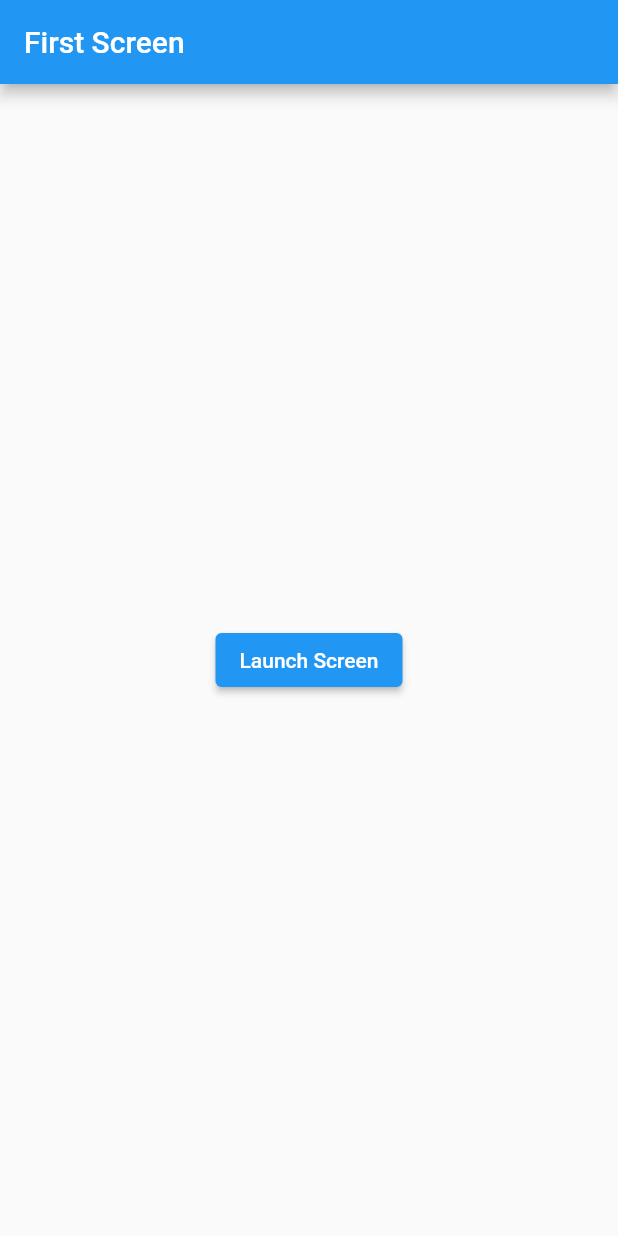
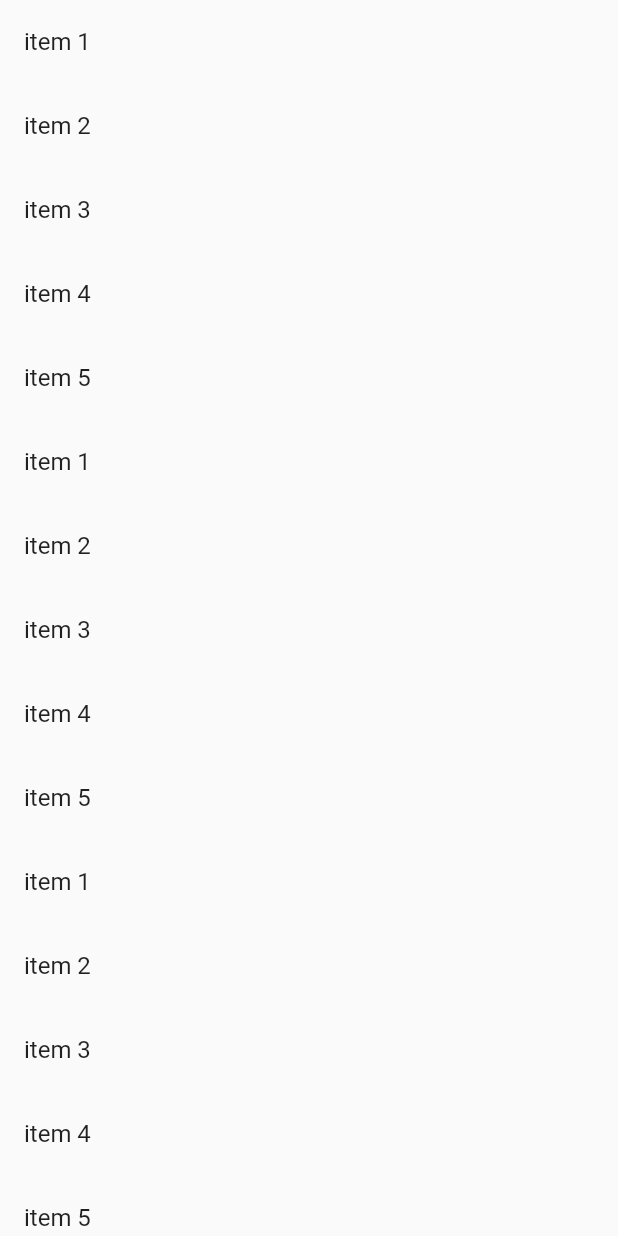
Before and after one commit to AavashGyawali/flutter_class1, a Flutter app: the screen it shows after launch, on a phone screen of 412 x 824 dp. Run offline on Flutter 3.47's test engine with Material 2 defaults, Android fonts, the phone set to English and light mode, and no system bars.

Commit message:
created Milist folder and added my_list for making list

```diff
--- /dev/null
+++ b/lib/Mylist/my_list.dart
@@ -0,0 +1,53 @@
+import 'package:flutter/material.dart';
+
+class MyList extends StatefulWidget {
+  const MyList({Key? key}) : super(key: key);
+
+  @override
+  State<MyList> createState() => _MyListState();
+}
+
+class _MyListState extends State<MyList> {
+
+  List<String>itemList=[
+    'item 1',
+    'item 2',
+    'item 3',
+    'item 4',
+    'item 5',
+    'item 1',
+    'item 2',
+    'item 3',
+    'item 4',
+    'item 5',
+    'item 1',
+    'item 2',
+    'item 3',
+    'item 4',
+    'item 5',
+    'item 1',
+    'item 2',
+    'item 3',
+    'item 4',
+    'item 5',
+    'item 1',
+    'item 2',
+    'item 3',
+    'item 4',
+    'item 5',
+
+  ];
+  @override
+  Widget build(BuildContext context) {
+    return Scaffold(
+    body:
+      ListView.builder(
+          itemCount: itemList.length,
+          itemBuilder: (context,index){
+            return ListTile(
+              title: Text(itemList[index]),
+            );
+          }),
+    );
+  }
+}
--- a/lib/Navigation/Navigation_1.dart
+++ b/lib/Navigation/Navigation_1.dart
@@ -17,7 +17,7 @@ class _nav_1State extends State<nav_1> {
       body: Center(
         child: ElevatedButton(
           onPressed: (){
-            Navigator.pushReplacementNamed(context, "/second");
+            Navigator.pushReplacementNamed(context, "/second");//pachadi jaana na milney
 
           },
           child: const Text("Launch Screen"),
--- a/lib/Navigation/Navigation_2.dart
+++ b/lib/Navigation/Navigation_2.dart
@@ -17,7 +17,7 @@ class _nav_2State extends State<nav_2> {
       body: Center(
         child: ElevatedButton(
           onPressed: (){
-            Navigator.pop(context);
+            Navigator.pop(context);//pachadi jaanako laagi
 
           },
           child: const Text("Go back!"),
--- a/lib/main.dart
+++ b/lib/main.dart
@@ -1,3 +1,4 @@
+import 'package:class_1/Mylist/my_list.dart';
 import 'package:class_1/practice/Alert.dart';
 import 'package:class_1/practice/button.dart';
 import 'package:class_1/practice/checkbox.dart';
@@ -31,8 +32,8 @@ class MyApp extends StatelessWidget {
       ),
       initialRoute: '/',
       routes: {
-        '/': (context) => const nav_1(),
-        '/second': (context) => const nav_2(),
+        '/': (context) => const MyList(),
+
       },
       // home: const FormWidget(),// auta maatra haalna milcha
       debugShowCheckedModeBanner: false,
```
Also changed, not shown: 3 other files.
